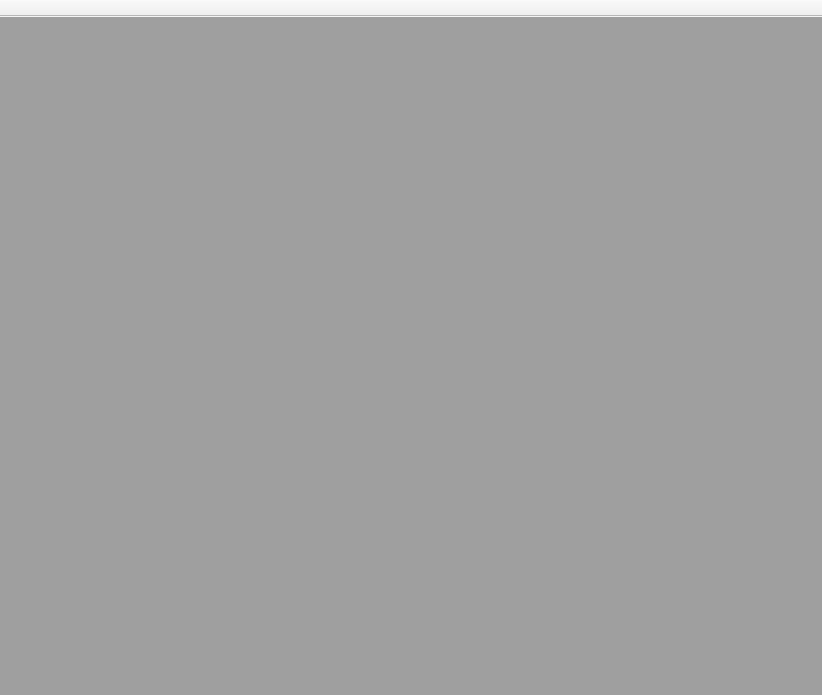
The window that mudlet/prealpha1/mudlet/src/ui/main_window.ui (Mudlet/Mudlet) describes before a commit, drawn with Qt 5.
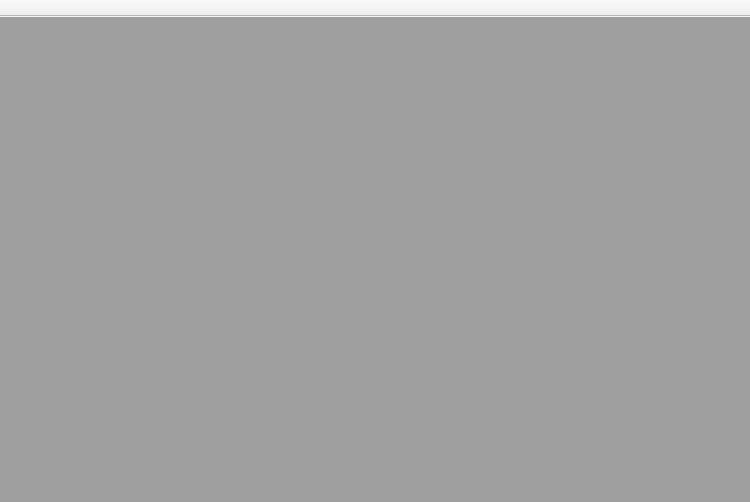
The same window after the commit. Icons and pictures are not drawn.

Commit message: Fix: initial window too small on first launch

Patch:
```diff
--- a/mudlet/prealpha1/mudlet/src/ui/main_window.ui
+++ b/mudlet/prealpha1/mudlet/src/ui/main_window.ui
@@ -8,8 +8,8 @@
    <rect>
     <x>0</x>
     <y>0</y>
-    <width>822</width>
-    <height>695</height>
+    <width>750</width>
+    <height>502</height>
    </rect>
   </property>
   <property name="windowTitle" >
@@ -33,8 +33,8 @@
     <rect>
      <x>0</x>
      <y>14</y>
-     <width>822</width>
-     <height>681</height>
+     <width>750</width>
+     <height>488</height>
     </rect>
    </property>
    <property name="sizePolicy" >
@@ -97,7 +97,7 @@
     <rect>
      <x>0</x>
      <y>0</y>
-     <width>822</width>
+     <width>750</width>
      <height>14</height>
     </rect>
    </property>
```
Left out of the diff: 6 changed lines with no effect on the pictures. The commit also changes 3 other files.
